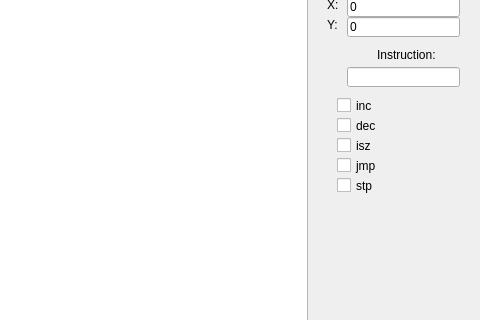
First picture: the form in main.ui, repository ProgrammingCube/5-Instruction-Computer, before the edit; both pictures show x 173 to 653 and y 232 to 552 of the 653 by 680 pixel window.
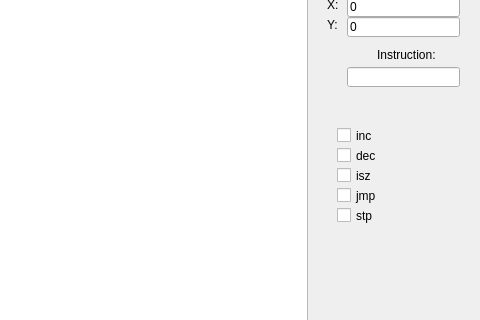
Second picture: the form after the edit.

Commit message: Instruction counter

The edit to the form file:
```diff
--- a/main.ui
+++ b/main.ui
@@ -387,11 +387,14 @@
     <property name="geometry">
      <rect>
       <x>510</x>
-      <y>310</y>
+      <y>340</y>
       <width>70</width>
       <height>17</height>
      </rect>
     </property>
+    <property name="autoFillBackground">
+     <bool>false</bool>
+    </property>
     <property name="text">
      <string>inc</string>
     </property>
@@ -403,7 +406,7 @@
     <property name="geometry">
      <rect>
       <x>510</x>
-      <y>330</y>
+      <y>360</y>
       <width>70</width>
       <height>17</height>
      </rect>
@@ -419,7 +422,7 @@
     <property name="geometry">
      <rect>
       <x>510</x>
-      <y>350</y>
+      <y>380</y>
       <width>70</width>
       <height>17</height>
      </rect>
@@ -435,7 +438,7 @@
     <property name="geometry">
      <rect>
       <x>510</x>
-      <y>370</y>
+      <y>400</y>
       <width>70</width>
       <height>17</height>
      </rect>
@@ -451,7 +454,7 @@
     <property name="geometry">
      <rect>
       <x>510</x>
-      <y>390</y>
+      <y>420</y>
       <width>70</width>
       <height>17</height>
      </rect>
```
The commit also changes 1 other file.
